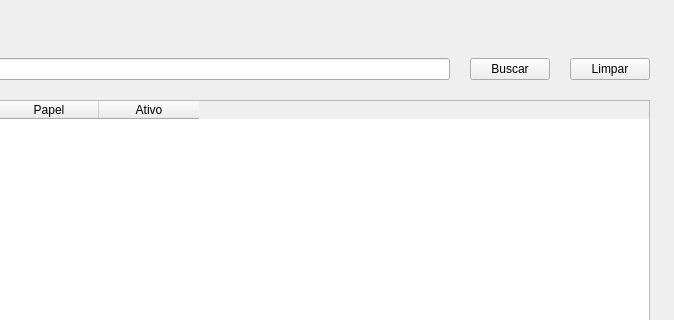
Before: the Qt Designer form frontend/usuarios.ui in zecadelgado/patp, drawn with Qt 5; both pictures show x 326 to 1000 and y 0 to 320 of the 1000 by 700 pixel window.
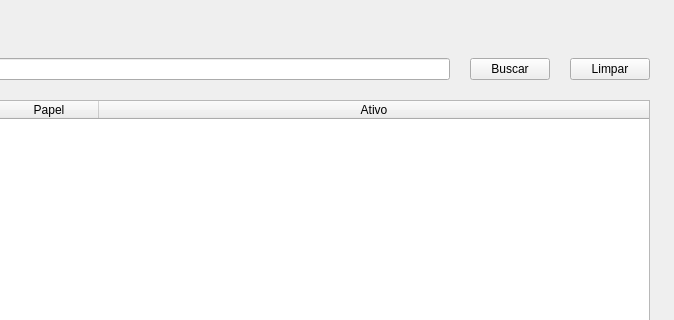
After: the same form once the commit is applied.

What changed in the file:
```diff
--- a/frontend/usuarios.ui
+++ b/frontend/usuarios.ui
@@ -103,6 +103,12 @@
               <string>Ativo</string>
             </property>
           </column>
+          <attribute name="horizontalHeaderStretchLastSection">
+            <bool>true</bool>
+          </attribute>
+          <attribute name="verticalHeaderVisible">
+            <bool>false</bool>
+          </attribute>
         </widget>
       </item>
       <item>
```
Left out of the diff: 9 changed lines with no effect on the pictures.
